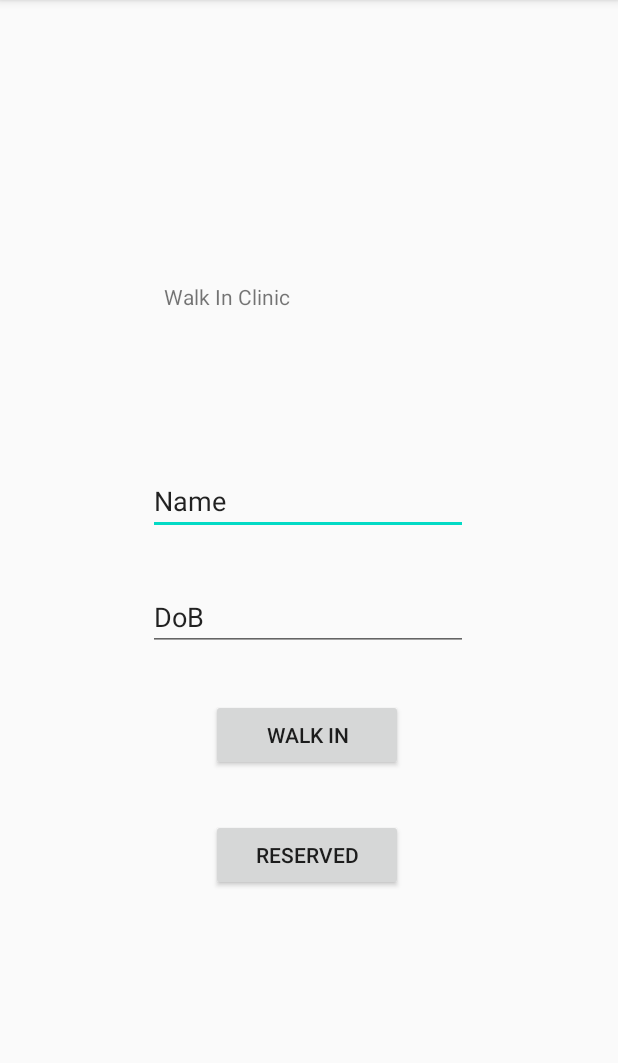
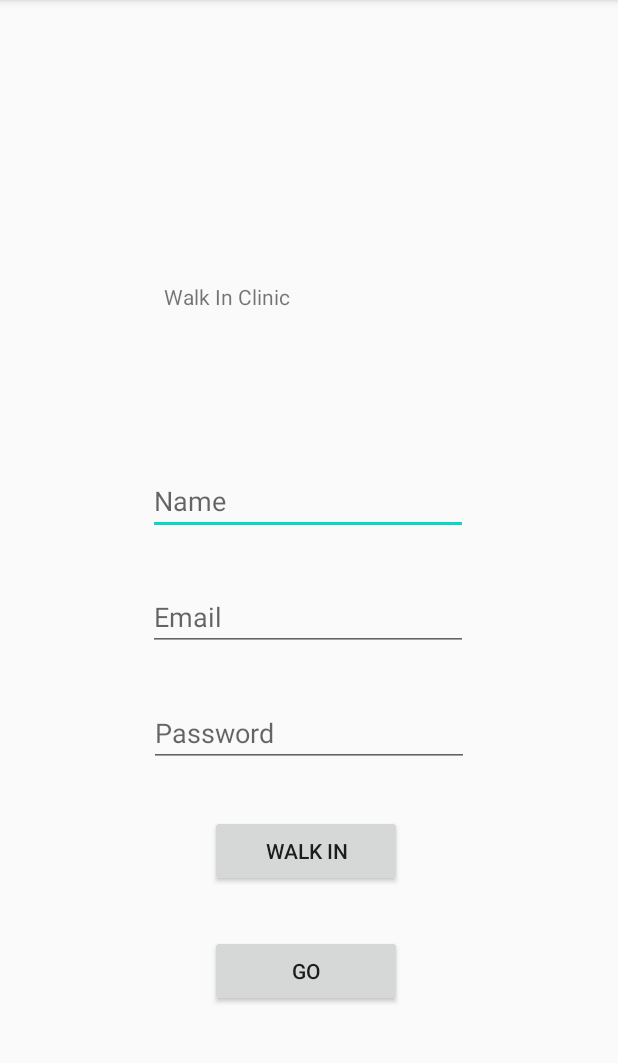
Before and after one commit to changer666666/Anti-COVID, an Android app: the screen it shows after launch (MainActivity), on a phone screen of 412 x 824 dp, the part 84-1147 px from its top. Run offline under Robolectric (Android 15) with nearby library versions, the phone set to English and light mode, and no system bars; our stand-ins replace Firebase (no records; nobody signed in at launch, a user with empty details on screens opened directly).

Commit message:
Login alpha

```diff
--- a/android/app/build.gradle
+++ b/android/app/build.gradle
@@ -1,6 +1,7 @@
 apply plugin: 'com.android.application'
 apply plugin: 'kotlin-android'
 apply plugin: 'kotlin-android-extensions'
+apply plugin: 'com.google.gms.google-services'
 
 android {
     compileSdkVersion 29
@@ -31,7 +32,10 @@ dependencies {
     implementation 'androidx.appcompat:appcompat:1.1.0'
     implementation 'androidx.core:core-ktx:1.2.0'
     implementation 'androidx.constraintlayout:constraintlayout:1.1.3'
+    implementation 'com.google.firebase:firebase-database:16.0.4'
+    implementation 'com.google.firebase:firebase-auth:16.0.5'
     testImplementation 'junit:junit:4.12'
     androidTestImplementation 'androidx.test.ext:junit:1.1.1'
     androidTestImplementation 'androidx.test.espresso:espresso-core:3.2.0'
+    implementation 'com.google.firebase:firebase-auth-ktx:19.3.1'
 }
--- a/android/app/src/main/java/com/example/anticovid/MainActivity.kt
+++ b/android/app/src/main/java/com/example/anticovid/MainActivity.kt
@@ -3,17 +3,68 @@ package com.example.anticovid
 import android.content.Intent
 import androidx.appcompat.app.AppCompatActivity
 import android.os.Bundle
+import android.util.Log
 import android.view.View
+import android.widget.EditText
+import android.widget.Toast
+import com.google.firebase.auth.FirebaseAuth
+import com.google.firebase.auth.ktx.auth
+import com.google.firebase.ktx.Firebase
+
 
 class MainActivity : AppCompatActivity() {
+    var emailEditText: EditText? = null
+    var passwordEditText: EditText? = null
+    val mAuth = FirebaseAuth.getInstance()
+    private lateinit var auth: FirebaseAuth
 
     override fun onCreate(savedInstanceState: Bundle?) {
         super.onCreate(savedInstanceState)
         setContentView(R.layout.activity_main)
+        // Initialize Firebase Auth
+        auth = Firebase.auth
+        emailEditText = findViewById(R.id.emailEditText)
+        passwordEditText = findViewById(R.id.passwordEditText)
+
+        if(mAuth.currentUser != null){
+
+        }
     }
 
     fun send_second(view: View){
         val intent = Intent(this, SecondActivity::class.java)
         startActivity(intent)
     }
+    fun goClicked(view:View){
+        //Check if we can log in the user
+        auth.signInWithEmailAndPassword(emailEditText?.text.toString(), passwordEditText?.text.toString())
+            .addOnCompleteListener(this) { task ->
+                if (task.isSuccessful) {
+                    // Sign in success, update UI with the signed-in user's information
+                    logIn()
+                } else {
+                    // If sign in fails, display a message to the user.
+                    auth.createUserWithEmailAndPassword(emailEditText?.text.toString(), passwordEditText?.text.toString())
+                        .addOnCompleteListener(this){task ->
+                            if (task.isSuccessful){
+                                //Add to DB
+                                logIn()
+                            }else{
+                                Toast.makeText(baseContext, "Authentication failed. Try Again",
+                                    Toast.LENGTH_SHORT).show()
+                            }
+
+                    }
+                    // ...
+                }
+
+                // ...
+            }
+
+    }
+    fun logIn(){
+        //Move to NextActivity
+        val intent = Intent(this, SecondActivity::class.java)
+        startActivity(intent)
+    }
 }
--- a/android/app/src/main/res/layout/activity_main.xml
+++ b/android/app/src/main/res/layout/activity_main.xml
@@ -19,12 +19,12 @@
         app:layout_constraintVertical_bias="0.26" />
 
     <EditText
-        android:id="@+id/editText"
+        android:id="@+id/name"
         android:layout_width="wrap_content"
         android:layout_height="wrap_content"
         android:ems="10"
+        android:hint="Name"
         android:inputType="textPersonName"
-        android:text="Name"
         app:layout_constraintBottom_toBottomOf="parent"
         app:layout_constraintEnd_toEndOf="@+id/textView"
         app:layout_constraintHorizontal_bias="0.523"
@@ -33,38 +33,51 @@
         app:layout_constraintVertical_bias="0.431" />
 
     <EditText
-        android:id="@+id/editText2"
+        android:id="@+id/emailEditText"
         android:layout_width="wrap_content"
         android:layout_height="wrap_content"
         android:layout_marginTop="32dp"
         android:ems="10"
-        android:inputType="textPersonName"
-        android:text="DoB"
-        app:layout_constraintEnd_toEndOf="@+id/editText"
+        android:hint="Email"
+        android:inputType="textEmailAddress"
+        app:layout_constraintEnd_toEndOf="@+id/name"
         app:layout_constraintHorizontal_bias="0.0"
-        app:layout_constraintStart_toStartOf="@+id/editText"
-        app:layout_constraintTop_toBottomOf="@+id/editText" />
+        app:layout_constraintStart_toStartOf="@+id/name"
+        app:layout_constraintTop_toBottomOf="@+id/name" />
 
     <Button
-        android:id="@+id/button"
+        android:id="@+id/go"
         android:layout_width="128dp"
         android:layout_height="48dp"
         android:layout_marginTop="32dp"
         android:onClick="send_second"
         android:text="Walk In"
-        app:layout_constraintEnd_toEndOf="@+id/editText2"
-        app:layout_constraintHorizontal_bias="0.496"
-        app:layout_constraintStart_toStartOf="@+id/editText2"
-        app:layout_constraintTop_toBottomOf="@+id/editText2" />
+        app:layout_constraintEnd_toEndOf="@+id/emailEditText"
+        app:layout_constraintHorizontal_bias="0.487"
+        app:layout_constraintStart_toStartOf="@+id/emailEditText"
+        app:layout_constraintTop_toBottomOf="@+id/passwordEditText" />
 
     <Button
-        android:id="@+id/button2"
+        android:id="@+id/go_btn"
         android:layout_width="128dp"
         android:layout_height="48dp"
         android:layout_marginTop="32dp"
-        android:text="Reserved"
-        app:layout_constraintEnd_toEndOf="@+id/button"
+        android:onClick="goClicked"
+        android:text="GO"
+        app:layout_constraintEnd_toEndOf="@+id/go"
         app:layout_constraintHorizontal_bias="0.0"
-        app:layout_constraintStart_toStartOf="@+id/button"
-        app:layout_constraintTop_toBottomOf="@+id/button" />
+        app:layout_constraintStart_toStartOf="@+id/go"
+        app:layout_constraintTop_toBottomOf="@+id/go" />
+
+    <EditText
+        android:id="@+id/passwordEditText"
+        android:layout_width="wrap_content"
+        android:layout_height="wrap_content"
+        android:layout_marginTop="32dp"
+        android:ems="10"
+        android:hint="Password"
+        android:inputType="textPassword"
+        app:layout_constraintEnd_toEndOf="parent"
+        app:layout_constraintStart_toStartOf="parent"
+        app:layout_constraintTop_toBottomOf="@+id/emailEditText" />
 </androidx.constraintlayout.widget.ConstraintLayout>
--- a/android/build.gradle
+++ b/android/build.gradle
@@ -8,8 +8,10 @@ buildscript {
 
     }
     dependencies {
-        classpath 'com.android.tools.build:gradle:3.6.2'
+        classpath 'com.android.tools.build:gradle:4.0.0'
         classpath "org.jetbrains.kotlin:kotlin-gradle-plugin:$kotlin_version"
+        classpath 'com.google.gms:google-services:4.2.0'
+        classpath 'com.google.gms:google-services:4.3.3'
 
         // NOTE: Do not place your application dependencies here; they belong
         // in the individual module build.gradle files
```
Also changed, not shown: android/gradle/wrapper/gradle-wrapper.properties.
